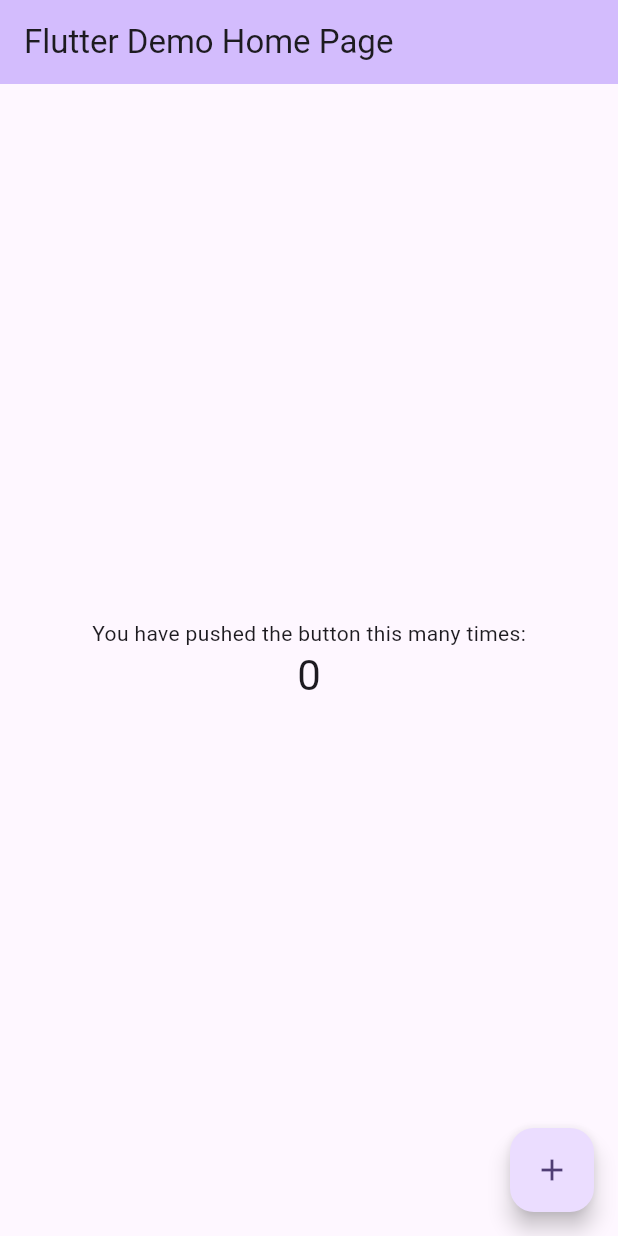
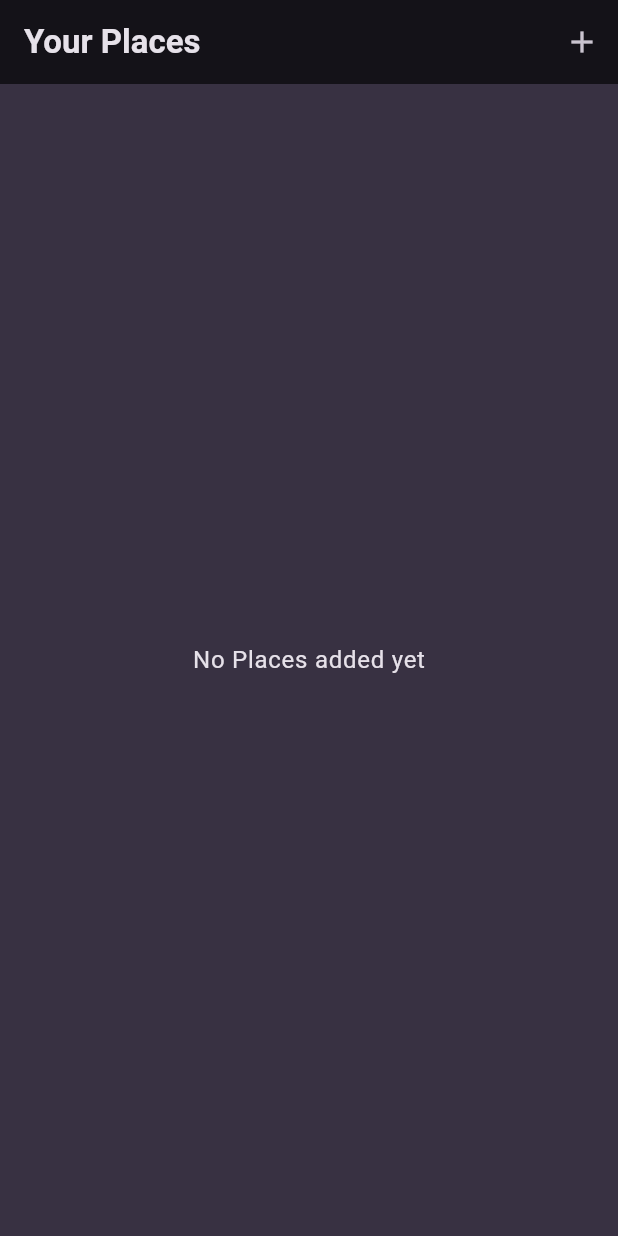
Before and after one commit to abhi-y918/Snap-Spots, a Flutter app: the screen it shows after launch, on a phone screen of 412 x 824 dp. Run offline on Flutter 3.47's test engine with Material 3 defaults, Android fonts, the phone set to English and light mode, and no system bars; our stand-ins replace google_fonts.

Commit message:
New Project as Snap Spots(Favorite Places)

```diff
--- a/lib/main.dart
+++ b/lib/main.dart
@@ -1,122 +1,46 @@
 import 'package:flutter/material.dart';
 
+import 'package:google_fonts/google_fonts.dart';
+import 'package:snap_spots/screens/places.dart';
+
+final colorScheme = ColorScheme.fromSeed(
+  brightness: Brightness.dark,
+  seedColor: const Color.fromARGB(255, 102, 6, 247),
+  background: const Color.fromARGB(255, 56, 49, 66),
+);
+
+final theme = ThemeData().copyWith(
+  useMaterial3: true,
+  scaffoldBackgroundColor: colorScheme.background,
+  colorScheme: colorScheme,
+  textTheme: GoogleFonts.ubuntuCondensedTextTheme().copyWith(
+    titleSmall: GoogleFonts.ubuntuCondensed(
+      fontWeight: FontWeight.bold,
+    ),
+    titleMedium: GoogleFonts.ubuntuCondensed(
+      fontWeight: FontWeight.bold,
+    ),
+    titleLarge: GoogleFonts.ubuntuCondensed(
+      fontWeight: FontWeight.bold,
+    ),
+  ),
+);
+
 void main() {
-  runApp(const MyApp());
+  runApp(
+    const MyApp(),
+  );
 }
 
 class MyApp extends StatelessWidget {
-  const MyApp({super.key});
+  const MyApp({Key? key}) : super(key: key);
 
-  // This widget is the root of your application.
   @override
   Widget build(BuildContext context) {
     return MaterialApp(
-      title: 'Flutter Demo',
-      theme: ThemeData(
-        // This is the theme of your application.
-        //
-        // TRY THIS: Try running your application with "flutter run". You'll see
-        // the application has a purple toolbar. Then, without quitting the app,
-        // try changing the seedColor in the colorScheme below to Colors.green
-        // and then invoke "hot reload" (save your changes or press the "hot
-        // reload" button in a Flutter-supported IDE, or press "r" if you used
-        // the command line to start the app).
-        //
-        // Notice that the counter didn't reset back to zero; the application
-        // state is not lost during the reload. To reset the state, use hot
-        // restart instead.
-        //
-        // This works for code too, not just values: Most code changes can be
-        // tested with just a hot reload.
-        colorScheme: ColorScheme.fromSeed(seedColor: Colors.deepPurple),
-      ),
-      home: const MyHomePage(title: 'Flutter Demo Home Page'),
+      title: 'Great Places',
+      theme: theme,
+      home:const  PlacesScreen(),
     );
   }
 }
-
-class MyHomePage extends StatefulWidget {
-  const MyHomePage({super.key, required this.title});
-
-  // This widget is the home page of your application. It is stateful, meaning
-  // that it has a State object (defined below) that contains fields that affect
-  // how it looks.
-
-  // This class is the configuration for the state. It holds the values (in this
-  // case the title) provided by the parent (in this case the App widget) and
-  // used by the build method of the State. Fields in a Widget subclass are
-  // always marked "final".
-
-  final String title;
-
-  @override
-  State<MyHomePage> createState() => _MyHomePageState();
-}
-
-class _MyHomePageState extends State<MyHomePage> {
-  int _counter = 0;
-
-  void _incrementCounter() {
-    setState(() {
-      // This call to setState tells the Flutter framework that something has
-      // changed in this State, which causes it to rerun the build method below
-      // so that the display can reflect the updated values. If we changed
-      // _counter without calling setState(), then the build method would not be
-      // called again, and so nothing would appear to happen.
-      _counter++;
-    });
-  }
-
-  @override
-  Widget build(BuildContext context) {
-    // This method is rerun every time setState is called, for instance as done
-    // by the _incrementCounter method above.
-    //
-    // The Flutter framework has been optimized to make rerunning build methods
-    // fast, so that you can just rebuild anything that needs updating rather
-    // than having to individually change instances of widgets.
-    return Scaffold(
-      appBar: AppBar(
-        // TRY THIS: Try changing the color here to a specific color (to
-        // Colors.amber, perhaps?) and trigger a hot reload to see the AppBar
-        // change color while the other colors stay the same.
-        backgroundColor: Theme.of(context).colorScheme.inversePrimary,
-        // Here we take the value from the MyHomePage object that was created by
-        // the App.build method, and use it to set our appbar title.
-        title: Text(widget.title),
-      ),
-      body: Center(
-        // Center is a layout widget. It takes a single child and positions it
-        // in the middle of the parent.
-        child: Column(
-          // Column is also a layout widget. It takes a list of children and
-          // arranges them vertically. By default, it sizes itself to fit its
-          // children horizontally, and tries to be as tall as its parent.
-          //
-          // Column has various properties to control how it sizes itself and
-          // how it positions its children. Here we use mainAxisAlignment to
-          // center the children vertically; the main axis here is the vertical
-          // axis because Columns are vertical (the cross axis would be
-          // horizontal).
-          //
-          // TRY THIS: Invoke "debug painting" (choose the "Toggle Debug Paint"
-          // action in the IDE, or press "p" in the console), to see the
-          // wireframe for each widget.
-          mainAxisAlignment: MainAxisAlignment.center,
-          children: <Widget>[
-            const Text('You have pushed the button this many times:'),
-            Text(
-              '$_counter',
-              style: Theme.of(context).textTheme.headlineMedium,
-            ),
-          ],
-        ),
-      ),
-      floatingActionButton: FloatingActionButton(
-        onPressed: _incrementCounter,
-        tooltip: 'Increment',
-        child: const Icon(Icons.add),
-      ), // This trailing comma makes auto-formatting nicer for build methods.
-    );
-  }
-}
--- /dev/null
+++ b/lib/models/place.dart
@@ -0,0 +1,10 @@
+import 'package:flutter/material.dart';
+import 'package:uuid/uuid.dart';
+
+final uuid = const Uuid();
+
+class Place{
+  Place ({required this.title}):id = uuid.v4() ;
+  final String id;
+  final String title;
+}
--- /dev/null
+++ b/lib/screens/places.dart
@@ -0,0 +1,22 @@
+import 'package:flutter/material.dart';
+import 'package:snap_spots/widgets/places_list.dart';
+
+class PlacesScreen extends StatelessWidget{
+  const PlacesScreen({super.key});
+
+  @override
+  Widget build(BuildContext context) {
+    return Scaffold(
+      appBar: AppBar(
+        title: const Text('Your Places'),
+        actions: [
+          IconButton(
+              onPressed: (){},
+              icon: const Icon(Icons.add),
+          )
+        ],
+      ),
+      body: PlacesList(places: []),
+    );
+  }
+}
--- /dev/null
+++ b/lib/widgets/places_list.dart
@@ -0,0 +1,32 @@
+import 'package:flutter/material.dart';
+import 'package:snap_spots/models/place.dart';
+
+class PlacesList extends StatelessWidget{
+  const PlacesList({super.key,required this.places});
+  final List<Place>places;
+
+  @override
+  Widget build(BuildContext context) {
+    if (places.isEmpty){
+      return  Center(
+        child: Text(
+          'No Places added yet',
+          style: Theme.of(context).textTheme.bodyLarge!.copyWith(
+            color: Theme.of(context).colorScheme.onBackground,
+          ),
+        ),
+      );
+    }
+    return ListView.builder(
+        itemCount: places.length,
+        itemBuilder: (ctx,index)=>ListTile(
+          title: Text(
+            places[index].title,
+            style: Theme.of(context).textTheme.titleMedium!.copyWith(
+              color: Theme.of(context).colorScheme.onBackground,
+            ),
+          ),
+        ),
+    );
+  }
+}
--- a/pubspec.yaml
+++ b/pubspec.yaml
@@ -34,6 +34,8 @@
   # The following adds the Cupertino Icons font to your application.
   # Use with the CupertinoIcons class for iOS style icons.
   cupertino_icons: ^1.0.8
+  google_fonts: ^6.3.2
+  uuid: ^4.5.1
 
 dev_dependencies:
   flutter_test:
```
Also changed, not shown: lib/screens/add_place.dart (added), lib/screens/places_details.dart (added), pubspec.lock, 1 other file.
